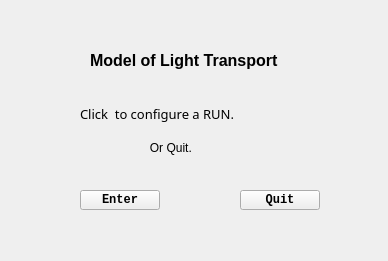
Qt form start.ui (SimonCqk/Photon_Propagation_Simulation) before a commit.
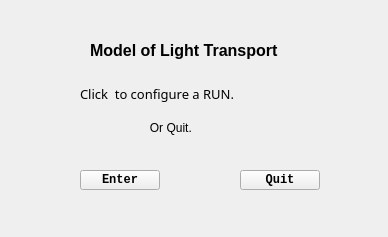
The same form after that commit.

Commit message: cancel atomic var.

```diff
--- a/start.ui
+++ b/start.ui
@@ -7,7 +7,7 @@
     <x>0</x>
     <y>0</y>
     <width>388</width>
-    <height>261</height>
+    <height>237</height>
    </rect>
   </property>
   <property name="sizePolicy">
@@ -26,7 +26,7 @@
    <property name="geometry">
     <rect>
      <x>80</x>
-     <y>190</y>
+     <y>170</y>
      <width>80</width>
      <height>20</height>
     </rect>
@@ -52,7 +52,7 @@
    <property name="geometry">
     <rect>
      <x>240</x>
-     <y>190</y>
+     <y>170</y>
      <width>80</width>
      <height>20</height>
     </rect>
@@ -78,7 +78,7 @@
    <property name="geometry">
     <rect>
      <x>90</x>
-     <y>40</y>
+     <y>30</y>
      <width>211</width>
      <height>41</height>
     </rect>
@@ -105,7 +105,7 @@
    <property name="geometry">
     <rect>
      <x>80</x>
-     <y>100</y>
+     <y>80</y>
      <width>231</width>
      <height>61</height>
     </rect>
```
The commit also changes 2 other files.
